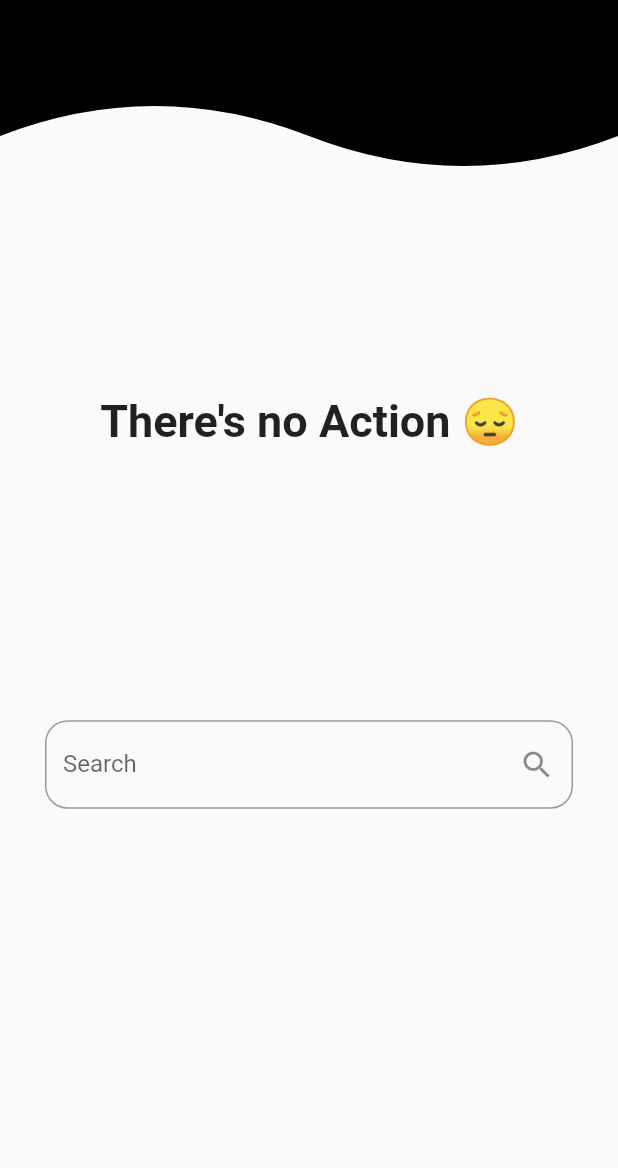
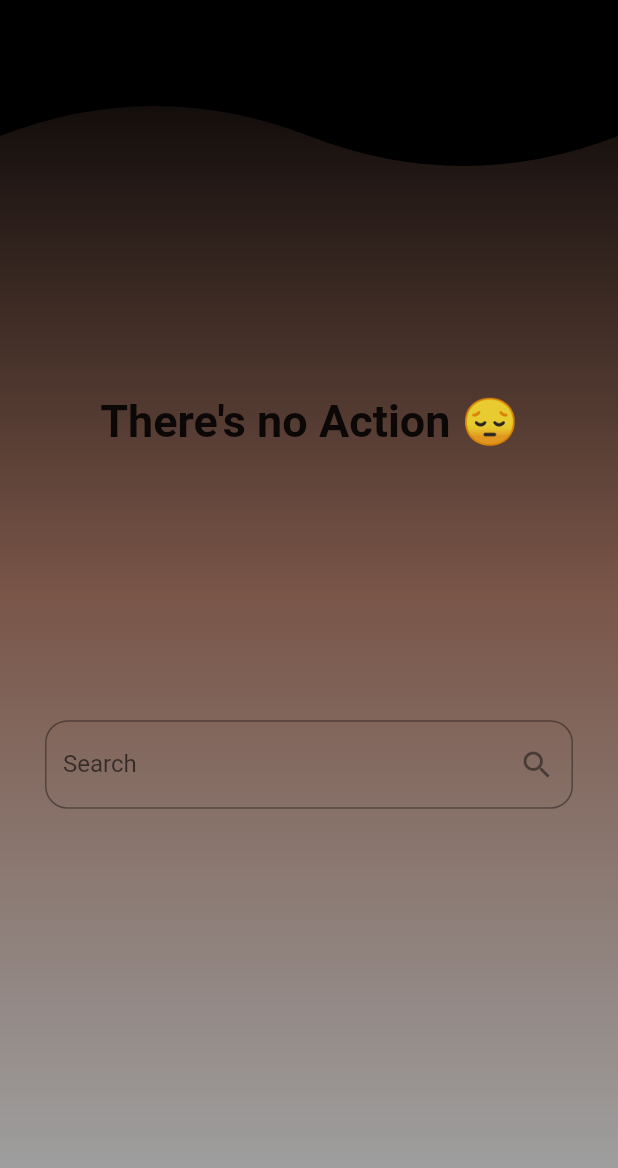
Before and after one commit to Mohamed3li454/weather_app, a Flutter app: the screen it shows after launch, on a phone screen of 412 x 824 dp, the part 68-1236 px from its top. Run offline on Flutter 3.47's test engine with Material 2 defaults, Android fonts, the phone set to English and light mode, and no system bars; drawn by our look-alikes of animated_text_kit; our stand-ins replace dio, flutter_bloc.

Commit message:
finish this shit

```diff
--- a/lib/Animations/custom_cliper.dart
+++ b/lib/Animations/custom_cliper.dart
@@ -2,10 +2,11 @@ import 'package:flutter/material.dart';
 
 // ignore: camel_case_types
 class custom_cliper extends StatelessWidget {
-  const custom_cliper({super.key});
-
+  const custom_cliper({super.key, required this.color});
+final Color color;
   @override
   Widget build(BuildContext context) {
+
     // ignore: avoid_unnecessary_containers
     return Container(
       child: Stack(
@@ -14,7 +15,7 @@ class custom_cliper extends StatelessWidget {
             opacity: 1,
             child: ClipPath(
               clipper: BottomWaveClipper(),
-              child: Container(color: Colors.black, height: 120),
+              child: Container(color: color, height: 120),
             ),
           ),
         ],
--- a/lib/cubit/get_weather_cubit/get_weather_cubir.dart
+++ b/lib/cubit/get_weather_cubit/get_weather_cubir.dart
@@ -3,15 +3,17 @@ import 'package:flutter_bloc/flutter_bloc.dart';
 import 'package:wither_app/cubit/get_weather_cubit/get_weather_states.dart';
 import 'package:wither_app/models/weather_model.dart';
 import 'package:wither_app/services/weather_service.dart';
-import 'package:wither_app/widgets/searching_widget.dart';
 
+// ignore: camel_case_types
 class get_weather_cubit extends Cubit<weather_state> {
-  get_weather_cubit():super(initialstate());
-  get_weather({required String cityname}) async {
+  get_weather_cubit():super(weather_initialstate());
+    weather_model? weathermodel;
+   // ignore: non_constant_identifier_names
+   get_weather({required String cityname}) async {
     try {
-  weather_model weathermodel =
+   weathermodel =
       await Weather_service(dio: Dio()).get_weather(cityname: cityname);
-  emit(weather_loaded());
+  emit(weather_loaded(weathermodel: weathermodel!));
 } catch (e) {
  emit(falid_weather());
 }
--- a/lib/cubit/get_weather_cubit/get_weather_states.dart
+++ b/lib/cubit/get_weather_cubit/get_weather_states.dart
@@ -1,4 +1,14 @@
+import 'package:wither_app/models/weather_model.dart';
+
+// ignore: camel_case_types
 class weather_state{}
-class initialstate extends weather_state{}
-class weather_loaded extends weather_state{}
+// ignore: camel_case_types
+class weather_initialstate extends weather_state{}
+// ignore: camel_case_types
+class weather_loaded extends weather_state{
+  final weather_model weathermodel;
+
+  weather_loaded({required this.weathermodel});
+}
+// ignore: camel_case_types
 class falid_weather extends weather_state{}
--- a/lib/main.dart
+++ b/lib/main.dart
@@ -15,8 +15,8 @@ class MyApp extends StatelessWidget {
   Widget build(BuildContext context) {
     return  BlocProvider(
       create: (context) => get_weather_cubit(),
-      child: const MaterialApp(
-        home: Home_screen(),
+      child:  MaterialApp(theme: ThemeData.light(),
+        home: const Home_screen(),
       ),
     );
   }
--- a/lib/models/weather_model.dart
+++ b/lib/models/weather_model.dart
@@ -1,12 +1,12 @@
 // ignore: camel_case_types
 class weather_model {
-  final String cityname;
+  final String? cityname;
   final String? date;
   final num? temp;
-  final String image;
-  final double maxtemp;
-  final double mintemp;
-  final String weathercontion;
+  final String? image;
+  final double? maxtemp;
+  final double? mintemp;
+  final String? weathercontion;
 
   weather_model({
     required this.cityname,
--- a/lib/views/Searching_page.dart
+++ b/lib/views/Searching_page.dart
@@ -1,13 +1,14 @@
+// ignore_for_file: file_names
+
 import 'package:flutter/material.dart';
 import 'package:animated_text_kit/animated_text_kit.dart';
 import 'package:wither_app/Animations/custom_cliper.dart';
-import 'package:wither_app/models/weather_model.dart';
 import 'package:wither_app/widgets/searching_widget.dart';
-// import 'package:animated_button/animated_button.dart';
-// import 'package:wither_app/views/searching_view.dart';
+
 
 // ignore: camel_case_types
 class searching_page extends StatefulWidget {
+
   const searching_page({super.key});
 
   @override
@@ -16,7 +17,9 @@ class searching_page extends StatefulWidget {
 
 // ignore: camel_case_types
 class _searching_pageState extends State<searching_page> {
-  weather_model? weathermodel;
+  @override
+
+
   @override
   Widget build(BuildContext context) {
     return Scaffold(
@@ -33,10 +36,11 @@ class _searching_pageState extends State<searching_page> {
       ),
       // backgroundColor: Color.fromARGB(255, 78, 72, 58),
       // ignore: avoid_unnecessary_containers
-      body: Column(
+      body: Container(decoration: const BoxDecoration(gradient: LinearGradient(colors: [Colors.black,Colors.brown,Colors.grey],begin: Alignment.topCenter,end: Alignment.bottomCenter),),
+        child: Column(
           // mainAxisAlignment: MainAxisAlignment.spaceEvenly,
           children: [
-          const custom_cliper(),
+            const custom_cliper(color: Colors.black),
             const SizedBox(
               height: 1,
             ),
@@ -75,6 +79,7 @@ class _searching_pageState extends State<searching_page> {
              const searching_widget(),
           ],
         ),
+      ),
     );
   }
 }
--- a/lib/views/home_screen.dart
+++ b/lib/views/home_screen.dart
@@ -1,7 +1,9 @@
 import 'package:flutter/material.dart';
+import 'package:flutter_bloc/flutter_bloc.dart';
+import 'package:wither_app/cubit/get_weather_cubit/get_weather_cubir.dart';
+import 'package:wither_app/cubit/get_weather_cubit/get_weather_states.dart';
 import 'package:wither_app/views/Searching_page.dart';
 import 'package:wither_app/views/weathre_view.dart';
-import 'package:wither_app/widgets/searching_widget.dart';
 
 // ignore: camel_case_types
 class Home_screen extends StatelessWidget {
@@ -9,8 +11,22 @@ class Home_screen extends StatelessWidget {
 
   @override
   Widget build(BuildContext context) {
-    return Scaffold(
-      body: searching_page() ,
+    return  Scaffold(
+      body: BlocBuilder<get_weather_cubit, weather_state>(
+        builder: (context, state) {
+          if (state is weather_initialstate ){
+            return const searching_page();
+          } else if (state is weather_loaded ){
+            return weather_view(weathermodel: state.weathermodel,);
+          }else {
+            return const  Center(
+              child: Text("ooh shit there was an fucken Error u know close this app better",
+              style: TextStyle(
+                  color: Colors.black, fontSize: 25, fontStyle: FontStyle.italic),),
+            );
+          }
+        },
+      )
     );
   }
 }
--- a/lib/widgets/searching_widget.dart
+++ b/lib/widgets/searching_widget.dart
@@ -1,12 +1,16 @@
-import 'package:dio/dio.dart';
 import 'package:flutter/material.dart';
-import 'package:wither_app/models/weather_model.dart';
-import 'package:wither_app/services/weather_service.dart';
-import 'package:wither_app/views/weathre_view.dart';
+import 'package:flutter_bloc/flutter_bloc.dart';
+import 'package:wither_app/cubit/get_weather_cubit/get_weather_cubir.dart';
 
 // ignore: camel_case_types
-class searching_widget extends StatelessWidget {
-  const searching_widget({super.key});
+class searching_widget extends StatefulWidget {
+  const searching_widget({super.key,});
+  @override
+  State<searching_widget> createState() => _searching_widgetState();
+}
+
+// ignore: camel_case_types
+class _searching_widgetState extends State<searching_widget> {
 
   @override
   Widget build(BuildContext context) {
@@ -15,12 +19,8 @@ class searching_widget extends StatelessWidget {
         padding: const EdgeInsets.symmetric(horizontal: 30),
         child: TextField(
           onSubmitted: (value) async {
-            // ignore: use_build_context_synchronously
-            Navigator.push(context, MaterialPageRoute(
-              builder: (context) {
-                return const weather_view();
-              },
-            ));
+         var getweathercubit = BlocProvider.of<get_weather_cubit>(context);
+         getweathercubit.get_weather(cityname: value);
           },
           decoration: InputDecoration(
             label: const Text("Search"),
@@ -34,4 +34,8 @@ class searching_widget extends StatelessWidget {
       ),
     );
   }
+
+
+
+
 }
```
Also changed, not shown: lib/views/weathre_view.dart (+25 -23 lines). Lines whose indentation alone changed are shown as unchanged.
